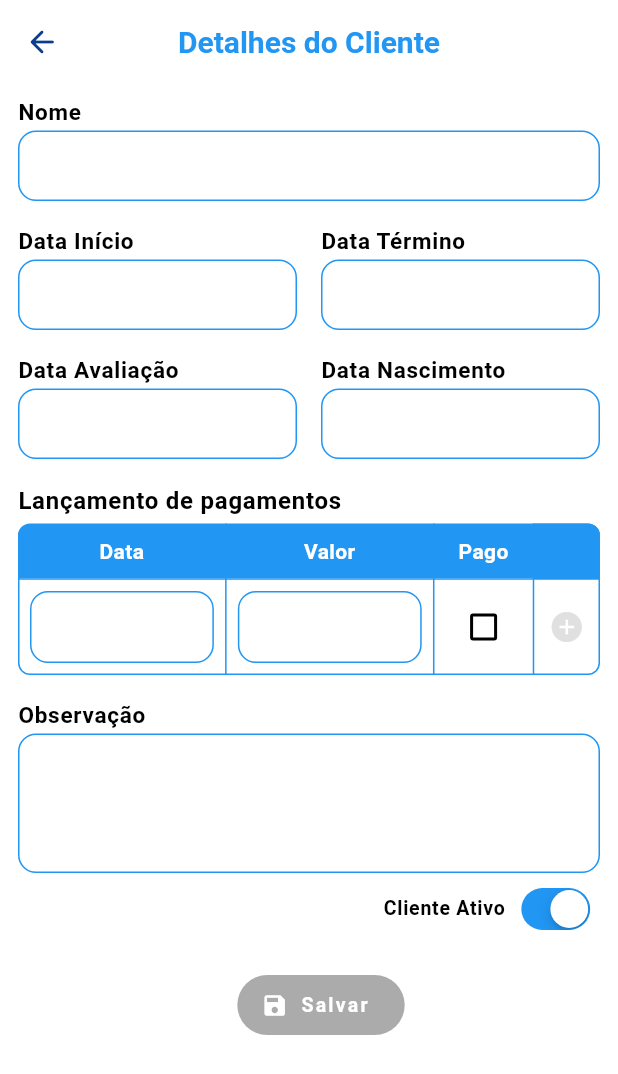
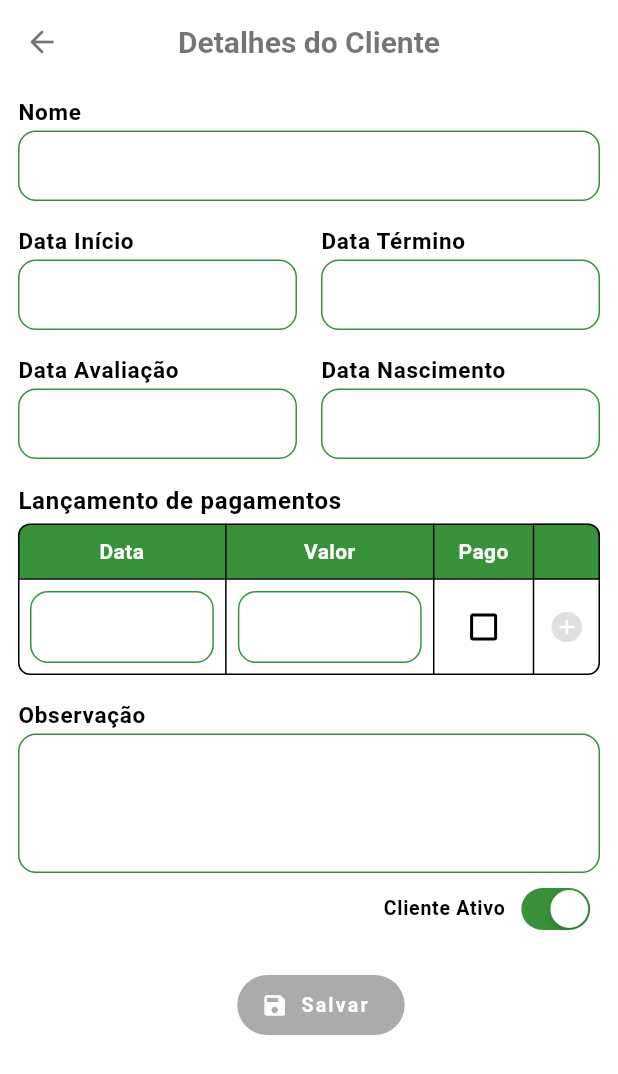
Before and after one commit to vinihashtag/agenda-pagamentos, a Flutter app: the screen it shows after launch, after a tap on "Adicionar", on a phone screen of 412 x 824 dp. Shown: the top 1074 px of the screen. Run offline on Flutter 3.47's test engine with Material 3 defaults, Android fonts, the light colour scheme and no system bars; our stand-ins replace brasil_fields, diacritic, get, shared_preferences.

Commit message:
Fix: Validation to close client page

```diff
--- a/lib/core/components/custom_text_field.dart
+++ b/lib/core/components/custom_text_field.dart
@@ -24,6 +24,7 @@ class CustomTextFormField extends StatelessWidget {
   final Widget? suffixIcon;
   final String? labelText;
   final TextAlign? textAlign;
+  final TextInputAction? textInputAction;
 
   const CustomTextFormField({
     super.key,
@@ -48,6 +49,7 @@ class CustomTextFormField extends StatelessWidget {
     this.suffixIcon,
     this.labelText,
     this.textAlign,
+    this.textInputAction,
   });
 
   @override
@@ -85,6 +87,7 @@ class CustomTextFormField extends StatelessWidget {
           validator: validator,
           readOnly: readOnly,
           textCapitalization: textCapitalization,
+          textInputAction: textInputAction ?? TextInputAction.done,
           decoration: InputDecoration(
             hintText: hintText,
             hintMaxLines: 2,
--- a/lib/core/theme/app_colors.dart
+++ b/lib/core/theme/app_colors.dart
@@ -3,8 +3,8 @@ import 'package:flutter/material.dart';
 final class AppColors {
   AppColors._();
   // * Colors default app
-  static const Color primary = Colors.blue;
-  static const Color secondary = Color.fromARGB(255, 11, 62, 138);
+  static const Color primary = Color.fromARGB(255, 56, 146, 59);
+  static const Color secondary = Color.fromARGB(255, 92, 204, 96);
 
   static const Color statusBar = Color.fromARGB(255, 0, 0, 0);
   static const Color disabled = Color.fromARGB(255, 171, 171, 171);
--- a/lib/core/theme/app_theme.dart
+++ b/lib/core/theme/app_theme.dart
@@ -34,14 +34,20 @@ final class AppTheme {
           centerTitle: true,
           titleSpacing: 0,
           titleTextStyle: const TextStyle(
-            color: Colors.blue,
+            color: Colors.black54,
             fontWeight: FontWeight.bold,
             fontSize: 20,
           ),
         ),
         actionIconTheme: ActionIconThemeData(
-          backButtonIconBuilder: (context) => Icon(Icons.adaptive.arrow_back_rounded),
-          closeButtonIconBuilder: (context) => const Icon(Icons.close_rounded),
+          backButtonIconBuilder: (context) => Icon(
+            Icons.adaptive.arrow_back_rounded,
+            color: Colors.black54,
+          ),
+          closeButtonIconBuilder: (context) => const Icon(
+            Icons.close_rounded,
+            color: Colors.black54,
+          ),
         ),
         inputDecorationTheme: _defaultInputDecoration,
         dropdownMenuTheme: DropdownMenuThemeData(
@@ -61,7 +67,7 @@ final class AppTheme {
             dividerColor: Colors.grey,
             overlayColor: const WidgetStatePropertyAll(Colors.transparent),
             labelStyle: AppTypography.bodyText2.copyWith(
-              color: Colors.blue,
+              color: AppColors.primary,
               fontWeight: FontWeight.w600,
               height: 1.1,
               letterSpacing: 1.2,
--- a/lib/pages/client/client_controller.dart
+++ b/lib/pages/client/client_controller.dart
@@ -13,23 +13,24 @@ class ClientController extends GetxController {
 
   // * Variables
   ClientModel _clientModel = ClientModel.empty();
-  ClientModel? _clientModelInitial = ClientModel.empty();
+  ClientModel _clientModelInitial = ClientModel.empty();
   bool get isEditing => _clientModel != _clientModelInitial;
+  bool get isNew => _clientModel.id.trim().isEmpty;
 
   // * Observables
-  final RxList<PaymentModel> payments = RxList<PaymentModel>();
-  final RxBool paid = RxBool(false);
-  final RxBool active = RxBool(true);
+  final payments = RxList<PaymentModel>();
+  final paid = RxBool(false);
+  final active = RxBool(true);
 
   // * TextEditControllers
-  final TextEditingController nameController = TextEditingController();
-  final TextEditingController dateIniController = TextEditingController();
-  final TextEditingController dateEndController = TextEditingController();
-  final TextEditingController dateAvaliableController = TextEditingController();
-  final TextEditingController dateBirthdayController = TextEditingController();
-  final TextEditingController observationController = TextEditingController();
-  final TextEditingController datePaymentController = TextEditingController();
-  final TextEditingController valuePaymentController = TextEditingController();
+  final nameController = TextEditingController();
+  final dateIniController = TextEditingController();
+  final dateEndController = TextEditingController();
+  final dateAvaliableController = TextEditingController();
+  final dateBirthdayController = TextEditingController();
+  final observationController = TextEditingController();
+  final datePaymentController = TextEditingController();
+  final valuePaymentController = TextEditingController();
 
   // * FocusNode
   final FocusNode valueFocus = FocusNode();
@@ -49,6 +50,18 @@ class ClientController extends GetxController {
       active.value = _clientModel.active;
     }
     super.onInit();
+  }
+
+  void copyClient() {
+    _clientModel = _clientModel.copyWith(
+      name: nameController.text.trim(),
+      dateIni: dateIniController.text.toDate,
+      dateEnd: dateEndController.text.toDate,
+      dateAvaliable: dateAvaliableController.text.toDate,
+      dateBirthday: dateBirthdayController.text.toDateNullable,
+      observation: observationController.text.trim(),
+      active: active.value,
+    );
   }
 
   Future<void> saveClient() async {
--- a/lib/pages/client/client_page.dart
+++ b/lib/pages/client/client_page.dart
@@ -15,12 +15,64 @@ import 'client_controller.dart';
 class ClientPage extends GetWidget<ClientController> {
   const ClientPage({super.key});
 
+  void _getRangeDate(BuildContext context) {
+    showDateRangePicker(
+      context: context,
+      firstDate: DateTime(2000),
+      lastDate: DateTime(2999),
+      currentDate: DateTime.now(),
+      initialDateRange: controller.dateIniController.text.toDateNullable != null &&
+              controller.dateEndController.text.toDateNullable != null
+          ? DateTimeRange(
+              start: controller.dateIniController.text.toDate,
+              end: controller.dateEndController.text.toDate,
+            )
+          : null,
+    ).then((range) {
+      if (range != null) {
+        controller.dateIniController.text = range.start.formatddMMyyyy;
+
+        controller.dateEndController.text = range.end.formatddMMyyyy;
+      }
+    });
+  }
+
   @override
   Widget build(BuildContext context) {
-    return Scaffold(
+    return PopScope(
+      canPop: false,
+      onPopInvokedWithResult: (didPop, result) {
+        if (!didPop) {
+          controller.copyClient();
+          if (controller.isEditing) {
+            Get.defaultDialog(
+                title: 'Confirmação',
+                middleText: controller.isNew
+                    ? 'Deseja realmente descartar este novo cadastro?'
+                    : 'Deseja realmente descartar estas alterações?',
+                actions: [
+                  TextButton.icon(
+                    onPressed: Get.back,
+                    icon: const Icon(Icons.close, color: Colors.red),
+                    label: const Text('NÃO', style: TextStyle(color: Colors.black54)),
+                  ),
+                  const SizedBox(width: 16),
+                  TextButton.icon(
+                    onPressed: () => Get.close(2),
+                    icon: const Icon(Icons.check, color: Colors.green),
+                    label: const Text('SIM', style: TextStyle(color: Colors.black54)),
+                  )
+                ]);
+          } else {
+            Get.back();
+          }
+        }
+      },
+      child: Scaffold(
         appBar: AppBar(title: const Text('Detalhes do Cliente')),
         body: SingleChildScrollView(
           padding: const EdgeInsets.symmetric(horizontal: 12, vertical: 8),
+          keyboardDismissBehavior: ScrollViewKeyboardDismissBehavior.onDrag,
           child: Column(
             crossAxisAlignment: CrossAxisAlignment.start,
             children: [
@@ -41,23 +93,7 @@ class ClientPage extends GetWidget<ClientController> {
                         controller: controller.dateIniController,
                         textAlign: TextAlign.center,
                         readOnly: true,
-                      onTap: () => showDatePicker(
-                        context: context,
-                        currentDate: DateTime.now(),
-                        firstDate: DateTime(2000),
-                        lastDate: DateTime(2999),
-                        initialDate: controller.dateIniController.text.toDateNullable,
-                        locale: const Locale('pt', 'BR'),
-                      ).then((date) {
-                        if (date != null) {
-                          controller.dateIniController.text = date.formatddMMyyyy;
-
-                          if (controller.dateEndController.text.toDateNullable != null &&
-                              date.isAfter(controller.dateEndController.text.toDateNullable!)) {
-                            controller.dateEndController.clear();
-                          }
-                        }
-                      }),
+                        onTap: () => _getRangeDate(context),
                       ),
                     ),
 
@@ -70,19 +106,7 @@ class ClientPage extends GetWidget<ClientController> {
                         controller: controller.dateEndController,
                         textAlign: TextAlign.center,
                         readOnly: true,
-                      onTap: () => showDatePicker(
-                        context: context,
-                        currentDate: DateTime.now(),
-                        firstDate: DateTime(2000),
-                        lastDate: DateTime(2999),
-                        initialDate: controller.dateEndController.text.toDateNullable ??
-                            controller.dateIniController.text.toDateNullable,
-                        locale: const Locale('pt', 'BR'),
-                      ).then((date) {
-                        if (date != null) {
-                          controller.dateEndController.text = date.formatddMMyyyy;
-                        }
-                      }),
+                        onTap: () => _getRangeDate(context),
                       ),
                     ),
                   ],
@@ -154,7 +178,6 @@ class ClientPage extends GetWidget<ClientController> {
                 child: Obx(() {
                   return Table(
                     border: TableBorder.all(
-                    color: Colors.blue,
                       borderRadius: BorderRadius.circular(8),
                     ),
                     defaultVerticalAlignment: TableCellVerticalAlignment.middle,
@@ -169,9 +192,9 @@ class ClientPage extends GetWidget<ClientController> {
                         children: [
                           Container(
                             padding: const EdgeInsets.all(8.0),
-                          decoration: const BoxDecoration(
-                            borderRadius: BorderRadius.only(topLeft: Radius.circular(8)),
-                            color: Colors.blue,
+                            decoration: BoxDecoration(
+                              borderRadius: const BorderRadius.only(topLeft: Radius.circular(8)),
+                              color: Theme.of(context).primaryColor,
                             ),
                             child: const Text(
                               'Data',
@@ -185,7 +208,7 @@ class ClientPage extends GetWidget<ClientController> {
                           ),
                           Container(
                             padding: const EdgeInsets.all(8.0),
-                          color: Colors.blue,
+                            color: Theme.of(context).primaryColor,
                             child: const Text(
                               'Valor',
                               style: TextStyle(
@@ -198,9 +221,7 @@ class ClientPage extends GetWidget<ClientController> {
                           ),
                           Container(
                             padding: const EdgeInsets.all(8.0),
-                          decoration: const BoxDecoration(
-                            color: Colors.blue,
-                          ),
+                            color: Theme.of(context).primaryColor,
                             child: const Text(
                               'Pago',
                               style: TextStyle(
@@ -213,9 +234,9 @@ class ClientPage extends GetWidget<ClientController> {
                           ),
                           Container(
                             padding: const EdgeInsets.all(8.0),
-                          decoration: const BoxDecoration(
-                            borderRadius: BorderRadius.only(topRight: Radius.circular(8)),
-                            color: Colors.blue,
+                            decoration: BoxDecoration(
+                              borderRadius: const BorderRadius.only(topRight: Radius.circular(8)),
+                              color: Theme.of(context).primaryColor,
                             ),
                             child: const Text(
                               '',
@@ -332,6 +353,7 @@ class ClientPage extends GetWidget<ClientController> {
                 labelText: 'Observação',
                 maxLines: 3,
                 controller: controller.observationController,
+                textInputAction: TextInputAction.newline,
               ),
 
               // * CheckButton
@@ -343,7 +365,7 @@ class ClientPage extends GetWidget<ClientController> {
                   trailing: Transform.scale(
                     scale: 0.9,
                     child: CupertinoSwitch(
-                    activeColor: Colors.blue,
+                      activeColor: Theme.of(context).primaryColor,
                       value: controller.active.value,
                       onChanged: (v) => controller.onClickDisabledCheck(v),
                     ),
@@ -398,7 +420,7 @@ class ClientPage extends GetWidget<ClientController> {
                               style: ElevatedButton.styleFrom(
                                 disabledBackgroundColor: AppColors.disabled,
                                 disabledForegroundColor: Colors.white,
-                              backgroundColor: Colors.blue,
+                                backgroundColor: Theme.of(context).primaryColor,
                                 foregroundColor: Colors.white,
                               ),
                             ),
@@ -411,6 +433,7 @@ class ClientPage extends GetWidget<ClientController> {
           ),
         ),
         // floatingActionButtonLocation: FloatingActionButtonLocation.endDocked,
+      ),
     );
   }
 }
--- a/lib/pages/home/home_page.dart
+++ b/lib/pages/home/home_page.dart
@@ -41,7 +41,11 @@ class HomePage extends GetView<HomeController> {
                             child: Column(
                               mainAxisAlignment: MainAxisAlignment.center,
                               children: [
-                                Icon(Icons.info_outline_rounded, size: 100, color: Colors.blue[300]),
+                                Icon(
+                                  Icons.info_outline_rounded,
+                                  size: 100,
+                                  color: Theme.of(context).primaryColor,
+                                ),
                                 const SizedBox(height: 16),
                                 const Text(
                                   'Você não poassui nenhum cliente ativo registrado',
@@ -72,7 +76,11 @@ class HomePage extends GetView<HomeController> {
                             child: Column(
                               mainAxisAlignment: MainAxisAlignment.center,
                               children: [
-                                Icon(Icons.info_outline_rounded, size: 100, color: Colors.blue[300]),
+                                Icon(
+                                  Icons.info_outline_rounded,
+                                  size: 100,
+                                  color: Theme.of(context).primaryColor,
+                                ),
                                 const SizedBox(height: 16),
                                 const Text(
                                   'Você não poassui nenhum cliente inativo registrado',
@@ -126,7 +134,7 @@ class _CardClientWidget extends StatelessWidget {
   Widget build(BuildContext context) {
     return Card(
       elevation: 3,
-      color: Colors.grey.shade100,
+      color: client.active ? Colors.greenAccent.shade100 : Colors.grey.shade100,
       child: ListTile(
         dense: true,
         contentPadding: const EdgeInsets.only(left: 12, right: 8),
```
Also changed, not shown: lib/core/models/client_model.dart (+5 -5 lines), lib/core/models/payment_model.dart (+6 -1 lines). Lines whose indentation alone changed are shown as unchanged.
